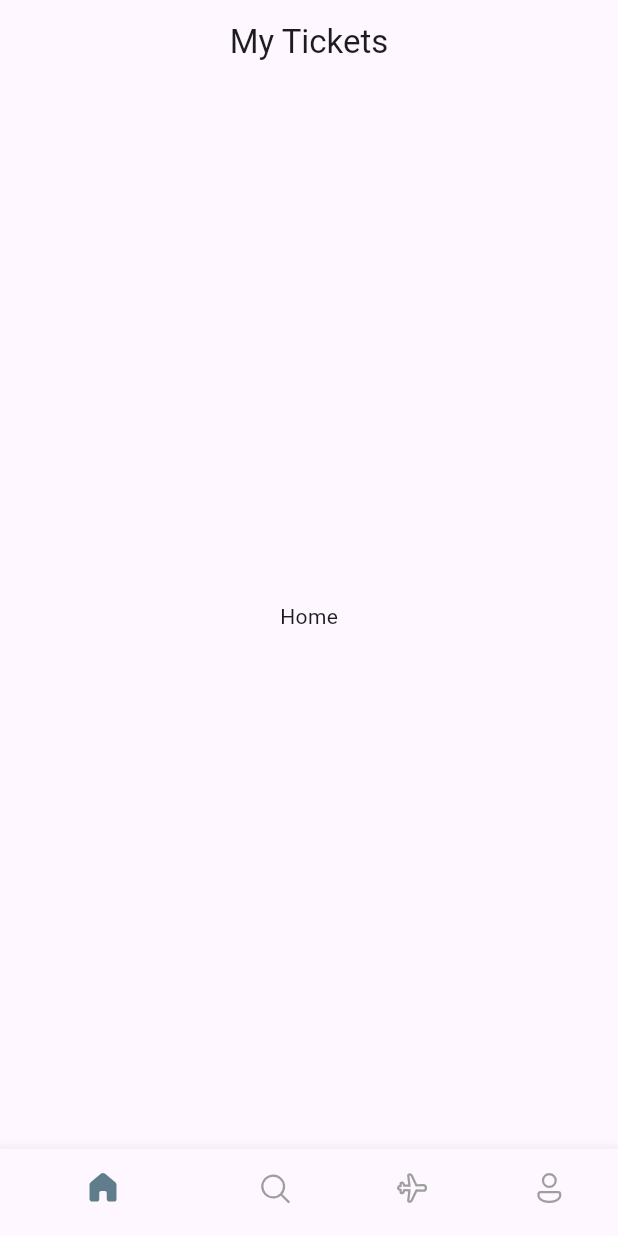
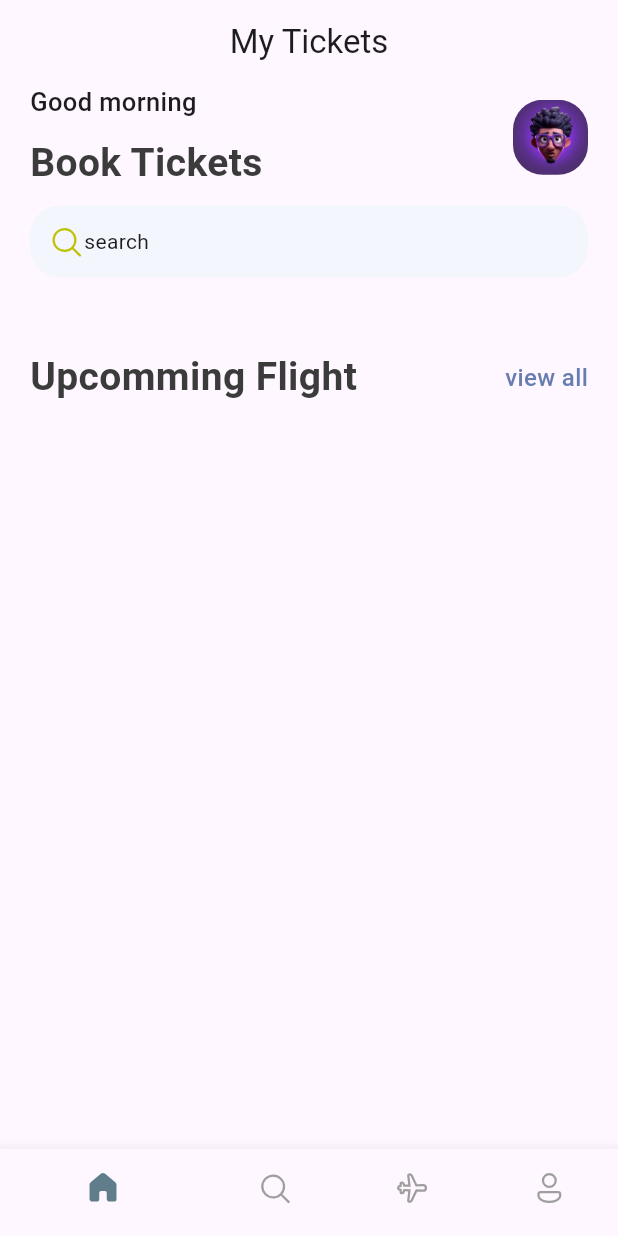
Before and after one commit to DAdawit/new_flutter, a Flutter app: the screen it shows after launch, on a phone screen of 412 x 824 dp. Run offline on Flutter 3.47's test engine with Material 3 defaults, Android fonts, the phone set to English and light mode, and no system bars; our stand-ins replace fluentui_icons.

Commit message:
home top section finish

```diff
--- a/lib/base/bottom_nav_bar.dart
+++ b/lib/base/bottom_nav_bar.dart
@@ -1,6 +1,7 @@
 import 'package:fluentui_icons/fluentui_icons.dart';
 import 'package:flutter/cupertino.dart';
 import 'package:flutter/material.dart';
+import 'package:flutter_application_1/screens/home_screen.dart';
 
 class BottomNavBar extends StatefulWidget {
   const BottomNavBar({super.key});
@@ -11,9 +12,7 @@ class BottomNavBar extends StatefulWidget {
 
 class _BottomNavBarState extends State<BottomNavBar> {
   final appScreens = [
-    const Center(
-      child: Text("Home"),
-    ),
+    const HomeScreen(),
     const Center(
       child: Text("Search"),
     ),
--- /dev/null
+++ b/lib/base/res/styles/app_styles.dart
@@ -0,0 +1,16 @@
+import 'package:flutter/material.dart';
+
+Color primary = const Color(0xFF687DAF);
+
+class AppStyles {
+  static Color primaryColor = primary;
+  static Color textColor = const Color(0xFF3B3B3B);
+  static TextStyle textStyle =
+      TextStyle(fontSize: 16, fontWeight: FontWeight.w500, color: textColor);
+  static TextStyle headLine1 =
+      TextStyle(fontSize: 26, fontWeight: FontWeight.bold, color: textColor);
+  static TextStyle headLine2 =
+      TextStyle(fontSize: 21, fontWeight: FontWeight.w500, color: textColor);
+  static TextStyle headLine3 =
+      const TextStyle(fontSize: 17, fontWeight: FontWeight.w500);
+}
--- /dev/null
+++ b/lib/base/res/styles/media.dart
@@ -0,0 +1,4 @@
+class AppMedia {
+  static const _baseImage = "assets/images";
+  static const logo = "$_baseImage/avatar2.jpg";
+}
--- /dev/null
+++ b/lib/base/widgets/app_double_text.dart
@@ -0,0 +1,31 @@
+import 'package:flutter/cupertino.dart';
+import 'package:flutter/material.dart';
+import 'package:flutter_application_1/base/res/styles/app_styles.dart';
+
+class AppDoubleText extends StatelessWidget {
+  const AppDoubleText(
+      {Key? key, required this.bigText, required this.smallText})
+      : super(key: key);
+  final String bigText;
+  final String smallText;
+
+  @override
+  Widget build(BuildContext context) {
+    return Row(
+      mainAxisAlignment: MainAxisAlignment.spaceBetween,
+      children: [
+        Text(
+          bigText,
+          style: AppStyles.headLine1,
+        ),
+        InkWell(
+          onTap: () {},
+          child: Text(
+            smallText,
+            style: AppStyles.textStyle.copyWith(color: AppStyles.primaryColor),
+          ),
+        )
+      ],
+    );
+  }
+}
--- a/lib/main.dart
+++ b/lib/main.dart
@@ -3,6 +3,11 @@ import 'package:flutter_application_1/base/bottom_nav_bar.dart';
 
 void main() {
   runApp(const MyApp());
+  var test = TestClass(x: 10, y: 20);
+  print(test.x);
+  var newTest = test.copywith(x: 100);
+  print(newTest.x);
+  print(newTest.y);
 }
 
 class MyApp extends StatelessWidget {
@@ -11,9 +16,20 @@ class MyApp extends StatelessWidget {
   // This widget is the root of your application.
   @override
   Widget build(BuildContext context) {
-    return MaterialApp(
+    return const MaterialApp(
       title: 'Flutter Demo',
       home: BottomNavBar(),
     );
   }
 }
+
+class TestClass {
+  int x;
+  int y;
+
+  TestClass({required this.x, required this.y});
+
+  TestClass copywith({int? x, int? y}) {
+    return TestClass(x: x ?? this.x, y: y ?? this.y);
+  }
+}
--- /dev/null
+++ b/lib/screens/home_screen.dart
@@ -0,0 +1,70 @@
+import 'package:fluentui_icons/fluentui_icons.dart';
+import 'package:flutter/cupertino.dart';
+import 'package:flutter/material.dart';
+import 'package:flutter/widgets.dart';
+import 'package:flutter_application_1/base/res/styles/app_styles.dart';
+import 'package:flutter_application_1/base/res/styles/media.dart';
+import 'package:flutter_application_1/base/widgets/app_double_text.dart';
+
+class HomeScreen extends StatelessWidget {
+  const HomeScreen({super.key});
+
+  @override
+  Widget build(BuildContext context) {
+    return Scaffold(
+      body: ListView(
+        children: [
+          Container(
+            padding: const EdgeInsets.symmetric(horizontal: 20),
+            child: Column(
+              children: [
+                Row(
+                  mainAxisAlignment: MainAxisAlignment.spaceBetween,
+                  children: [
+                    Column(
+                      crossAxisAlignment: CrossAxisAlignment.start,
+                      children: [
+                        Text("Good morning", style: AppStyles.headLine3),
+                        const SizedBox(
+                          height: 10,
+                        ),
+                        Text("Book Tickets", style: AppStyles.headLine1)
+                      ],
+                    ),
+                    Container(
+                      width: 50,
+                      height: 50,
+                      decoration: BoxDecoration(
+                          // color: Colors.red,
+                          borderRadius: BorderRadius.circular(20),
+                          image: const DecorationImage(
+                              image: AssetImage(AppMedia.logo))),
+                    )
+                  ],
+                ),
+                const SizedBox(height: 10),
+                Container(
+                  padding:
+                      const EdgeInsets.symmetric(vertical: 12, horizontal: 12),
+                  decoration: BoxDecoration(
+                      borderRadius: BorderRadius.circular(20),
+                      color: const Color(0xFFF4F6FD)),
+                  child: const Row(
+                    children: [
+                      Icon(FluentSystemIcons.ic_fluent_search_regular,
+                          color: Color(0xffbfc205)),
+                      Text("search")
+                    ],
+                  ),
+                ),
+                const SizedBox(height: 48),
+                const AppDoubleText(
+                    bigText: "Upcomming Flight", smallText: "view all"),
+              ],
+            ),
+          ),
+        ],
+      ),
+    );
+  }
+}
```
Also changed, not shown: pubspec.yaml (+4 -7 lines), assets/images/avatar2.jpg (added).
